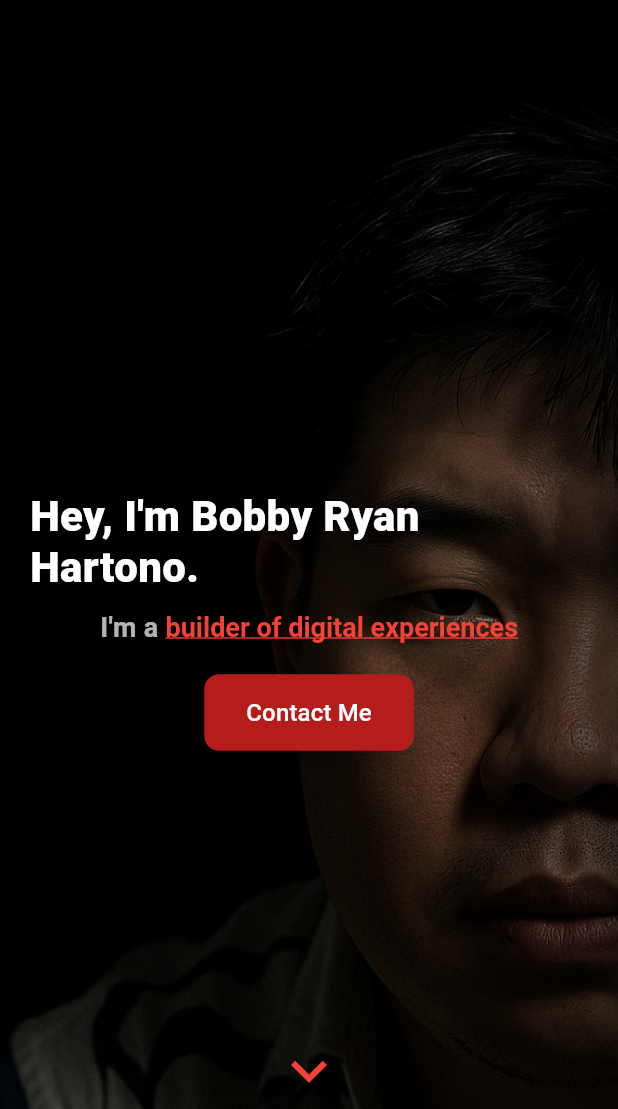
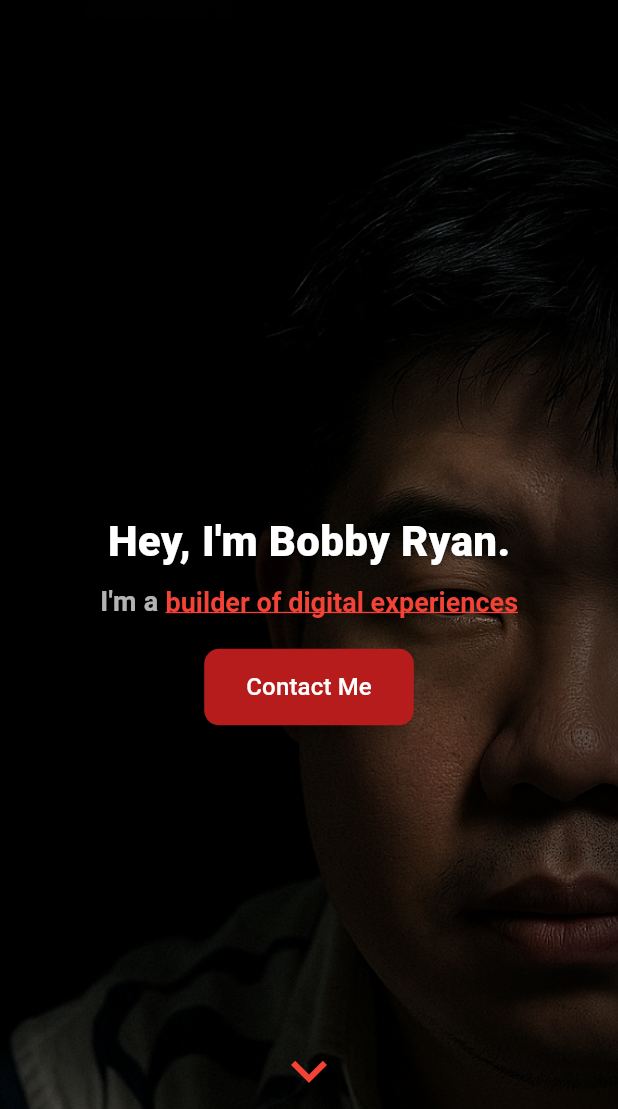
Before and after one commit to TheChefBigDog/bobby_portos, a Flutter app: the screen it shows after launch, on a phone screen of 412 x 824 dp, the part 127-1236 px from its top. Run offline on Flutter 3.47's test engine with Material 3 defaults, Android fonts, the phone set to English and light mode, and no system bars; drawn by our look-alikes of animated_text_kit; our stand-ins replace get.

Commit message:
Commit of the day:
 + Removed copywriting

```diff
--- a/lib/views/feature/on_boarding.dart
+++ b/lib/views/feature/on_boarding.dart
@@ -181,7 +181,7 @@ class _HeroText extends StatelessWidget {
         mainAxisSize: MainAxisSize.min,
         crossAxisAlignment: CrossAxisAlignment.center,
         children: [
-          Text("Hey, I'm Bobby Ryan Hartono.", style: h1),
+          Text("Hey, I'm Bobby Ryan.", style: h1),
           const SizedBox(height: 10),
           Row(
             mainAxisSize: MainAxisSize.min,
```
